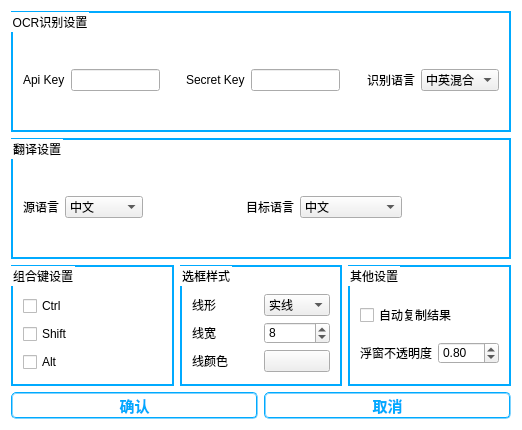
This is settingsdialog.ui in Skythinker616/RightDrag as Qt 5 draws it before an edit. The edited form follows.
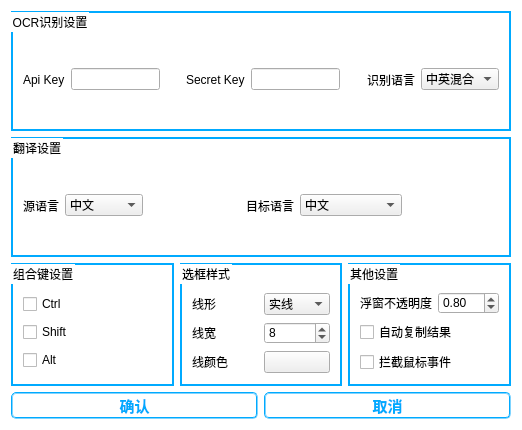
This is the edited form.

Commit message: ①修改了README.md和help.md ②添加了图像随窗口大小自动缩放 ③添加拦截鼠标事件功能 ④在窗口关闭时及时销毁 ⑤修复翻译语言错误的bug ⑥输出的配置文件中添加了版本号 ⑦添加注释

What changed in the file:
```diff
--- a/settingsdialog.ui
+++ b/settingsdialog.ui
@@ -545,13 +545,6 @@
         <string>其他设置</string>
        </property>
        <layout class="QVBoxLayout" name="verticalLayout_3">
-        <item>
-         <widget class="QCheckBox" name="check_autoCopy">
-          <property name="text">
-           <string>自动复制结果</string>
-          </property>
-         </widget>
-        </item>
         <item>
          <layout class="QHBoxLayout" name="horizontalLayout_4">
           <item>
@@ -579,6 +572,20 @@
           </item>
          </layout>
         </item>
+        <item>
+         <widget class="QCheckBox" name="check_autoCopy">
+          <property name="text">
+           <string>自动复制结果</string>
+          </property>
+         </widget>
+        </item>
+        <item>
+         <widget class="QCheckBox" name="check_blockMouse">
+          <property name="text">
+           <string>拦截鼠标事件</string>
+          </property>
+         </widget>
+        </item>
        </layout>
       </widget>
      </item>
```
Left out of the diff: 2 changed lines with no effect on the pictures. The commit also changes 20 other files.
